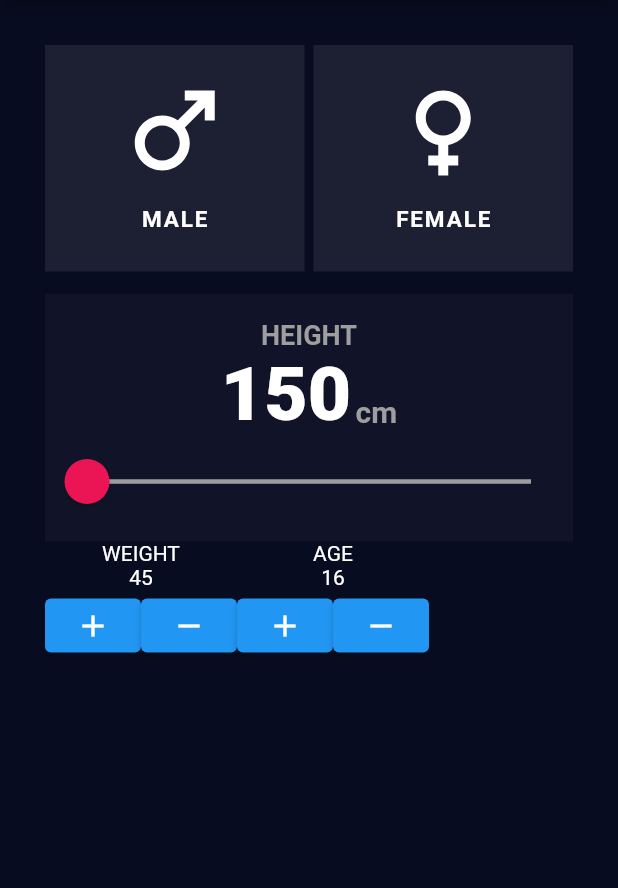
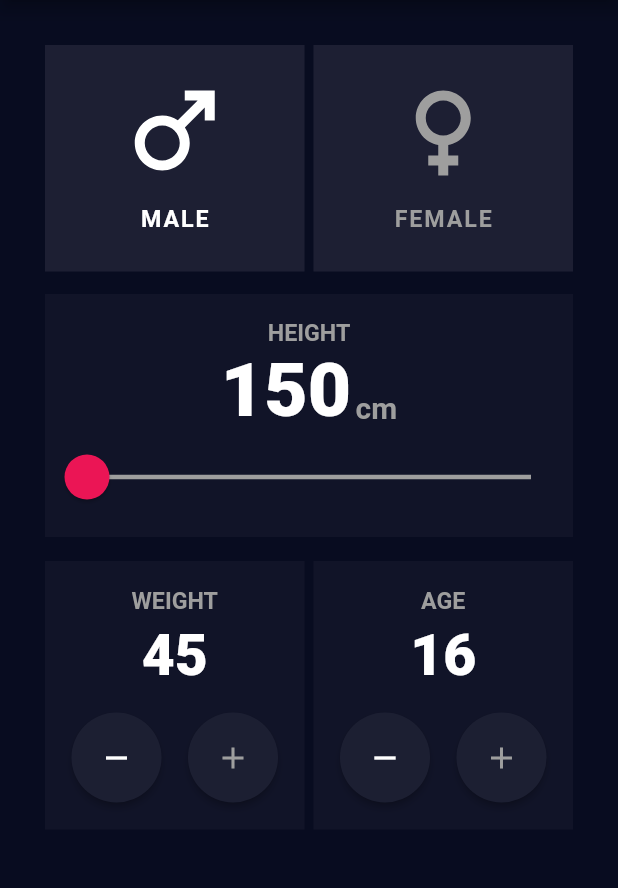
Before and after one commit to NickTaykey/BMI_calculator_app, a Flutter app: the screen it shows after launch, on a phone screen of 412 x 824 dp, the part 84-972 px from its top. Run offline on Flutter 3.47's test engine with Material 2 defaults, Android fonts, the phone set to English and light mode, and no system bars; our stand-ins replace flutter_svg.

Commit message:
complete NumberSelector

```diff
--- a/lib/BMICalculator.dart
+++ b/lib/BMICalculator.dart
@@ -17,9 +17,10 @@ class _BMICalculatorState extends State<BMICalculator> {
       minHeight = 150;
 
   int height = 150, age = 16, weight = 45;
-  String sex;
+  String sex = 'M';
 
   void setSex(String v) => setState(() => sex = v);
+  String getSex() => sex;
 
   void setHeight(int v) => setState(() => height = v);
   int getHeight() => height;
@@ -50,7 +51,7 @@ class _BMICalculatorState extends State<BMICalculator> {
       margin: EdgeInsets.symmetric(horizontal: 30, vertical: 15),
       child: Column(
         children: [
-          SexSection(setSex),
+          SexSection(setSex, getSex),
           HeightSlider(setHeight, getHeight, maxHeight, minHeight),
           BottomBar(getAge, getWeight, updateAge, updateWeight),
         ],
--- a/lib/BottomBar.dart
+++ b/lib/BottomBar.dart
@@ -7,10 +7,16 @@ class BottomBar extends StatelessWidget {
   @override
   Widget build(BuildContext context) {
     return Container(
+      margin: EdgeInsets.only(top: 16),
       child: Row(
         children: [
-          NumberSelector('WEIGHT', setWeight, getWeight),
-          NumberSelector('AGE', setAge, getAge),
+          Expanded(
+            child: NumberSelector('WEIGHT', setWeight, getWeight),
+          ),
+          SizedBox(width: 6),
+          Expanded(
+            child: NumberSelector('AGE', setAge, getAge),
+          ),
         ],
       ),
     );
--- a/lib/HeightSlider.dart
+++ b/lib/HeightSlider.dart
@@ -18,7 +18,7 @@ class HeightSlider extends StatelessWidget {
               style: TextStyle(
                 color: Colors.grey,
                 fontWeight: FontWeight.bold,
-                fontSize: 18,
+                fontSize: 15.5,
               ),
             ),
           ),
--- a/lib/NumberSelector.dart
+++ b/lib/NumberSelector.dart
@@ -6,22 +6,65 @@ class NumberSelector extends StatelessWidget {
   NumberSelector(this.label, this.updateNumber, this.getNumber);
   @override
   Widget build(BuildContext context) {
+    ButtonStyle btnStyle = ElevatedButton.styleFrom(
+      shape: new RoundedRectangleBorder(
+        borderRadius: new BorderRadius.circular(50),
+      ),
+      primary: Color.fromRGBO(28, 31, 50, 1),
+    );
     return Container(
+      padding: EdgeInsets.symmetric(vertical: 18),
+      color: Color.fromRGBO(17, 20, 40, 1),
       child: Column(
         children: [
-          Text(label),
-          Text(getNumber().toString()),
-          Row(
-            children: [
-              ElevatedButton(
-                onPressed: () => updateNumber(1),
-                child: Icon(Icons.add),
+          Text(
+            label,
+            style: TextStyle(
+              fontSize: 15.5,
+              color: Colors.grey,
+              fontWeight: FontWeight.bold,
+            ),
+          ),
+          Container(
+            margin: EdgeInsets.fromLTRB(0, 5, 0, 15),
+            child: Text(
+              getNumber().toString(),
+              style: TextStyle(
+                fontSize: 38,
+                color: Colors.white,
+                fontWeight: FontWeight.w900,
               ),
-              ElevatedButton(
-                onPressed: () => updateNumber(-1),
-                child: Icon(Icons.remove),
-              )
-            ],
+            ),
+          ),
+          Container(
+            child: Row(
+              mainAxisAlignment: MainAxisAlignment.spaceEvenly,
+              children: [
+                Container(
+                  height: 60,
+                  width: 60,
+                  child: ElevatedButton(
+                    style: btnStyle,
+                    onPressed: () => updateNumber(-1),
+                    child: Icon(
+                      Icons.remove,
+                    ),
+                  ),
+                ),
+                Container(
+                  height: 60,
+                  width: 60,
+                  child: ElevatedButton(
+                    style: btnStyle,
+                    onPressed: () => updateNumber(1),
+                    child: Icon(
+                      Icons.add,
+                      color: Colors.grey,
+                    ),
+                  ),
+                ),
+              ],
+            ),
           )
         ],
       ),
--- a/lib/SexSelection.dart
+++ b/lib/SexSelection.dart
@@ -2,16 +2,12 @@ import 'package:flutter/material.dart';
 import 'package:flutter_svg/flutter_svg.dart';
 
 class SexSection extends StatelessWidget {
-  final Function setSex;
-  SexSection(this.setSex);
-  final TextStyle textStyle = TextStyle(
-    color: Colors.white,
-    fontSize: 15,
-    fontWeight: FontWeight.bold,
-    letterSpacing: 1.25,
-  );
+  final Function setSex, getSex;
+  SexSection(this.setSex, this.getSex);
   @override
   Widget build(BuildContext context) {
+    Color femaleColor = getSex() == 'F' ? Colors.white : Colors.grey;
+    Color maleColor = getSex() == 'M' ? Colors.white : Colors.grey;
     return Container(
       child: Row(
         children: [
@@ -26,7 +22,7 @@ class SexSection extends StatelessWidget {
                   children: [
                     SvgPicture.asset(
                       'icons/male.svg',
-                      color: Colors.white,
+                      color: maleColor,
                       height: 80.0,
                       width: 80.0,
                       semanticsLabel: 'Are you a male?',
@@ -35,7 +31,12 @@ class SexSection extends StatelessWidget {
                       margin: EdgeInsets.only(top: 10),
                       child: Text(
                         'MALE',
-                        style: textStyle,
+                        style: TextStyle(
+                          color: maleColor,
+                          fontSize: 15.5,
+                          fontWeight: FontWeight.bold,
+                          letterSpacing: 1.25,
+                        ),
                       ),
                     ),
                   ],
@@ -54,7 +55,7 @@ class SexSection extends StatelessWidget {
                   children: [
                     SvgPicture.asset(
                       'icons/female.svg',
-                      color: Colors.white,
+                      color: femaleColor,
                       height: 80.0,
                       width: 80.0,
                       semanticsLabel: 'Are you a female?',
@@ -63,7 +64,12 @@ class SexSection extends StatelessWidget {
                       margin: EdgeInsets.only(top: 10),
                       child: Text(
                         'FEMALE',
-                        style: textStyle,
+                        style: TextStyle(
+                          color: femaleColor,
+                          fontSize: 15.5,
+                          fontWeight: FontWeight.bold,
+                          letterSpacing: 1.25,
+                        ),
                       ),
                     ),
                   ],
```
